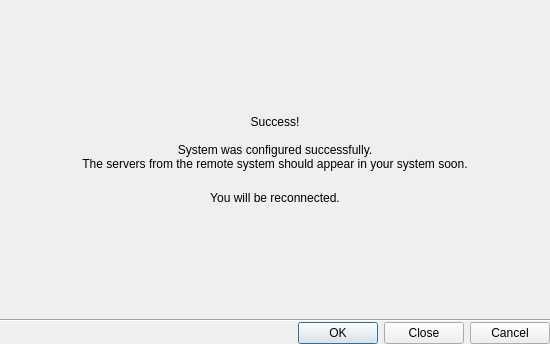
First picture: the form in client/nx_client_desktop/src/ui/dialogs/merge_systems_dialog.ui, repository networkoptix/nx_open, before the edit.
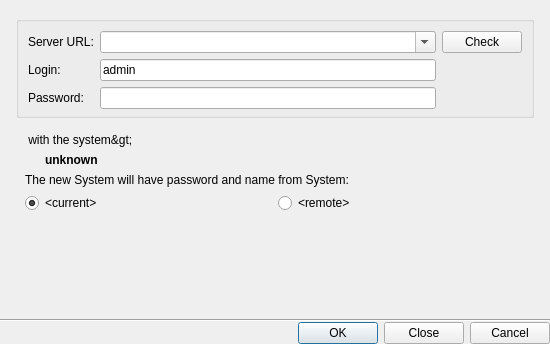
Second picture: the form after the edit. The open tabs and pages were chosen to show the change. Custom widgets are drawn as their Qt base class.

Commit message:
VMS-6509: Change systems merge confirmation
<==== Mercurial data ====>
Branch: vms_3.1_gui

```diff
--- a/client/nx_client_desktop/src/ui/dialogs/merge_systems_dialog.ui
+++ b/client/nx_client_desktop/src/ui/dialogs/merge_systems_dialog.ui
@@ -33,10 +33,6 @@
     <number>0</number>
    </property>
    <item>
-    <widget class="QStackedWidget" name="stackedWidget">
-     <property name="currentIndex">
-      <number>0</number>
-     </property>
      <widget class="QWidget" name="configurationPage">
       <layout class="QVBoxLayout" name="verticalLayout_4">
        <property name="leftMargin">
@@ -210,75 +206,6 @@
        </item>
       </layout>
      </widget>
-     <widget class="QWidget" name="finalPage">
-      <layout class="QVBoxLayout" name="verticalLayout_6">
-       <property name="spacing">
-        <number>20</number>
-       </property>
-       <property name="leftMargin">
-        <number>16</number>
-       </property>
-       <property name="topMargin">
-        <number>16</number>
-       </property>
-       <property name="rightMargin">
-        <number>16</number>
-       </property>
-       <property name="bottomMargin">
-        <number>16</number>
-       </property>
-       <item>
-        <spacer name="verticalSpacer_2">
-         <property name="orientation">
-          <enum>Qt::Vertical</enum>
-         </property>
-         <property name="sizeHint" stdset="0">
-          <size>
-           <width>20</width>
-           <height>40</height>
-          </size>
-         </property>
-        </spacer>
-       </item>
-       <item>
-        <widget class="QLabel" name="successLabel">
-         <property name="text">
-          <string notr="true" extracomment="Text is set in the source file.">Success!
-
-System was configured successfully.
-The servers from the remote system should appear in your system soon.</string>
-         </property>
-         <property name="alignment">
-          <set>Qt::AlignCenter</set>
-         </property>
-        </widget>
-       </item>
-       <item>
-        <widget class="QLabel" name="reconnectLabel">
-         <property name="text">
-          <string>You will be reconnected.</string>
-         </property>
-         <property name="alignment">
-          <set>Qt::AlignCenter</set>
-         </property>
-        </widget>
-       </item>
-       <item>
-        <spacer name="verticalSpacer_3">
-         <property name="orientation">
-          <enum>Qt::Vertical</enum>
-         </property>
-         <property name="sizeHint" stdset="0">
-          <size>
-           <width>20</width>
-           <height>40</height>
-          </size>
-         </property>
-        </spacer>
-       </item>
-      </layout>
-     </widget>
-    </widget>
    </item>
    <item>
     <widget class="Line" name="line">
```
The commit also changes 2 other files.
